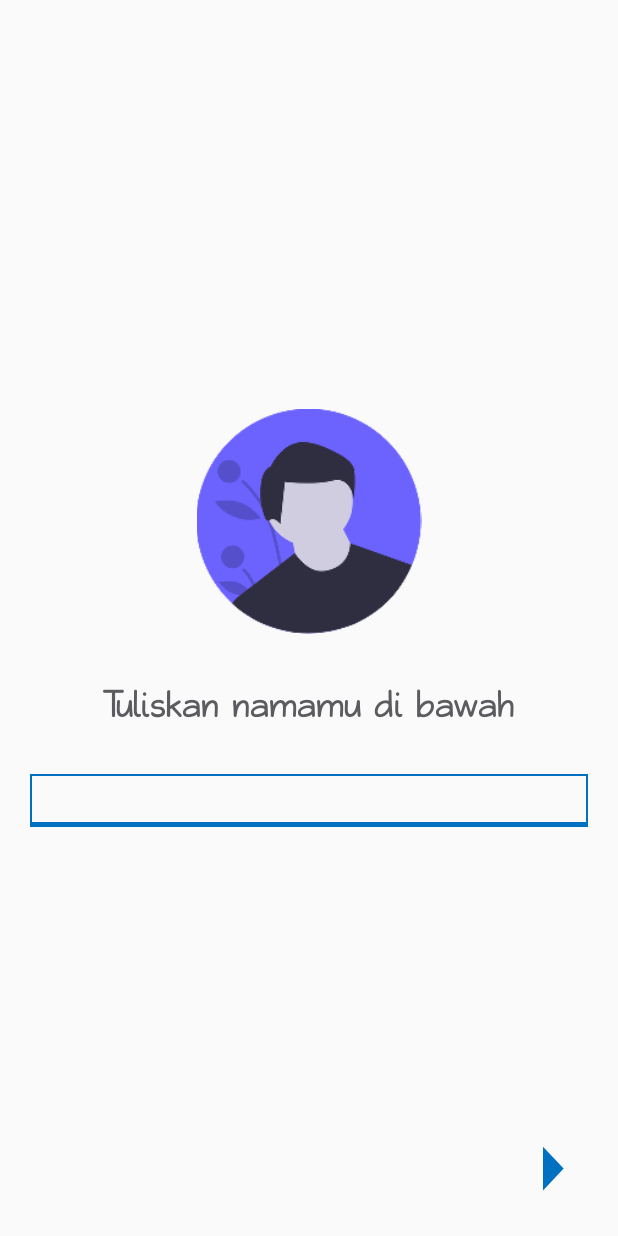
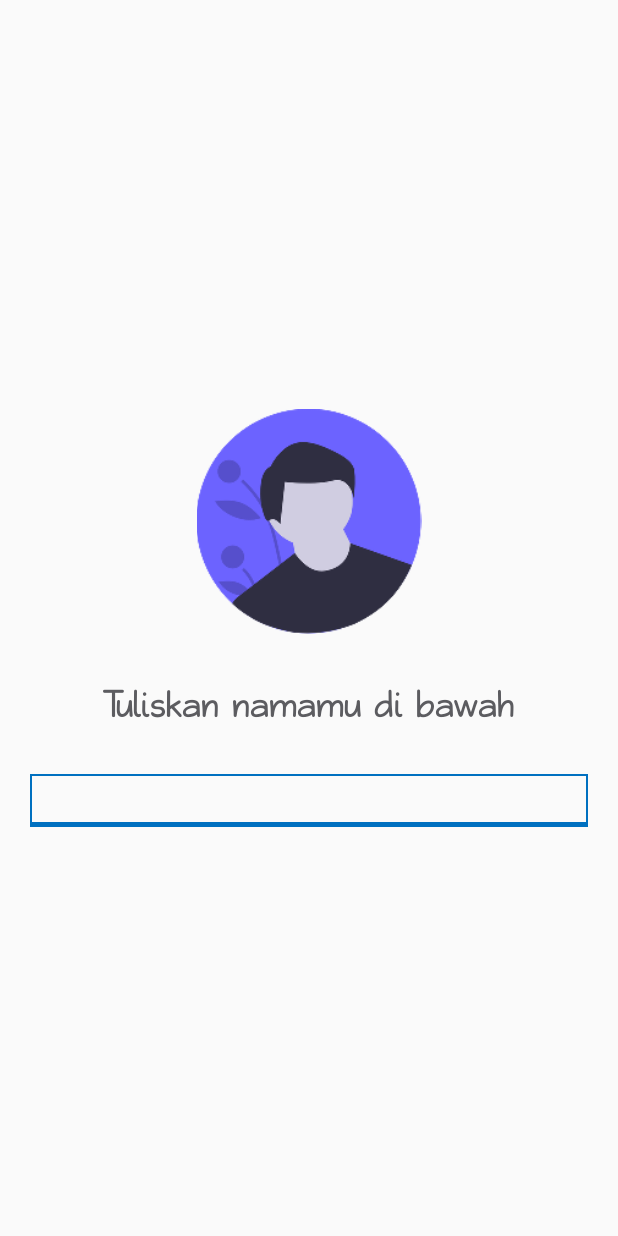
Before and after one commit to krisnasirait/Rock-Paper-Scissors-Game, an Android app: the fragment ThirdLandingPageFragment shown on its own in the app's theme, on a phone screen of 412 x 824 dp. Run offline under Robolectric (Android 15) with nearby library versions, the phone set to English and light mode, and no system bars.

Commit message:
added viewbinding for every fragments

```diff
--- a/app/build.gradle
+++ b/app/build.gradle
@@ -29,8 +29,8 @@ android {
     kotlinOptions {
         jvmTarget = '1.8'
     }
-    buildFeatures {
-        viewBinding true
+    viewBinding {
+        enabled = true
     }
 }
 
--- a/app/src/main/java/com/krisna/rockpaperscissors/activity/LandingActivity.kt
+++ b/app/src/main/java/com/krisna/rockpaperscissors/activity/LandingActivity.kt
@@ -43,8 +43,9 @@ class LandingActivity : AppCompatActivity() {
 
         binding.vpLanding.adapter = pagerAdapter
         binding.tlPageIndicator.setViewPager(binding.vpLanding)
+    }
 
-    }
+
 
 //    private fun setupLandingCarousel() {
 //        val landingPageAdapter = LandingPageAdapter(this, getLandingPages())
--- a/app/src/main/java/com/krisna/rockpaperscissors/fragments/ThirdLandingPageFragment.kt
+++ b/app/src/main/java/com/krisna/rockpaperscissors/fragments/ThirdLandingPageFragment.kt
@@ -1,29 +1,24 @@
 package com.krisna.rockpaperscissors.fragments
 
 import android.os.Bundle
-import androidx.fragment.app.Fragment
 import android.view.LayoutInflater
 import android.view.View
 import android.view.ViewGroup
-import android.widget.Button
+import androidx.fragment.app.Fragment
 import com.krisna.rockpaperscissors.R
+import com.krisna.rockpaperscissors.databinding.FragmentThirdLandingPageBinding
 
-class ThirdLandingPageFragment : Fragment() {
+class ThirdLandingPageFragment : Fragment(R.layout.fragment_third_landing_page) {
+
+    private var fragmentThirdBinding: FragmentThirdLandingPageBinding? = null
+    private val binding get() = fragmentThirdBinding!!
 
     override fun onCreateView(
         inflater: LayoutInflater,
         container: ViewGroup?,
         savedInstanceState: Bundle?
-    ): View? {
-        // Inflate the layout for this fragment
-        return inflater.inflate(R.layout.fragment_third_landing_page, container, false)
-    }
-
-    override fun onViewCreated(view: View, savedInstanceState: Bundle?) {
-        super.onViewCreated(view, savedInstanceState)
-
-        view.findViewById<Button>(R.id.btn_arrow).setOnClickListener {
-
-        }
+    ): View {
+        fragmentThirdBinding = FragmentThirdLandingPageBinding.inflate(inflater, container, false)
+        return binding.root
     }
 }
--- a/app/src/main/res/layout/fragment_third_landing_page.xml
+++ b/app/src/main/res/layout/fragment_third_landing_page.xml
@@ -52,18 +52,6 @@
         app:layout_constraintStart_toStartOf="parent"
         app:layout_constraintTop_toBottomOf="@id/tv_text" />
 
-    <Button
-        android:id="@+id/btn_arrow"
-        android:layout_width="30dp"
-        android:layout_height="50dp"
-        android:layout_marginEnd="30dp"
-        android:layout_marginBottom="20dp"
-        android:scaleType="fitXY"
-        android:background="@drawable/ic_arrow"
-        android:backgroundTint="@color/blue"
-        app:layout_constraintBottom_toBottomOf="parent"
-        app:layout_constraintRight_toRightOf="parent"/>
-
     <androidx.constraintlayout.widget.Guideline
         android:id="@+id/guideline_start"
         android:layout_width="wrap_content"
```
Also changed, not shown: app/src/main/java/com/krisna/rockpaperscissors/fragments/FirstLandingPageFragment.kt (+9 -4 lines), app/src/main/java/com/krisna/rockpaperscissors/fragments/SecondLandingPageFragment.kt (+10 -8 lines), app/src/main/res/layout/activity_landing.xml (+13 -0 lines), app/src/main/res/layout/fragment_second_landing_page.xml (+0 -12 lines).
